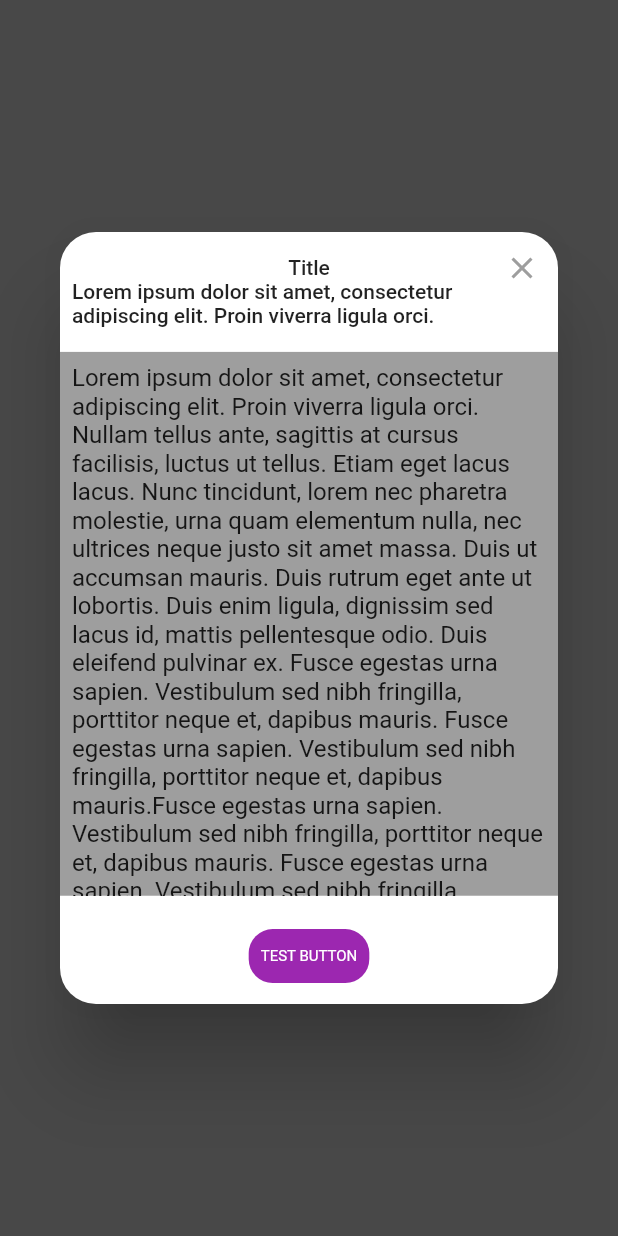
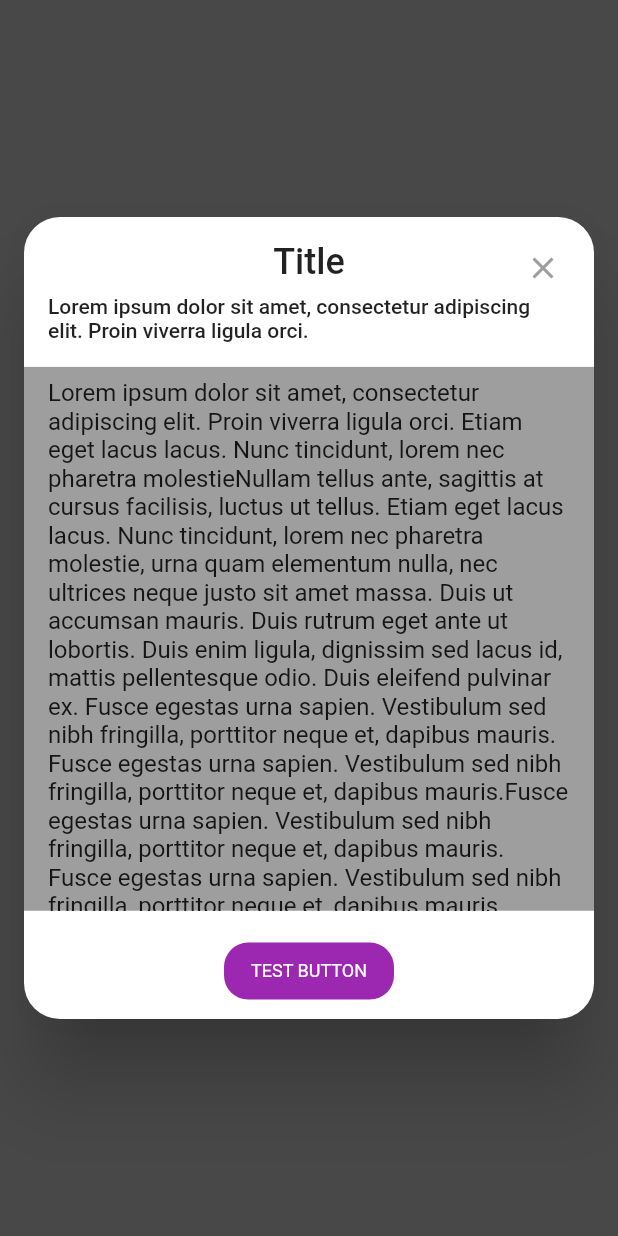
Before and after one commit to kibzsam/test_project, a Flutter app: the screen it shows after launch, after a tap on an icon or button, on a phone screen of 412 x 824 dp. Run offline on Flutter 3.47's test engine with Material 2 defaults, Android fonts, the phone set to English and light mode, and no system bars; our stand-ins replace gap.

Commit message:
Revamped page 1

```diff
--- a/lib/screens/screen_1.dart
+++ b/lib/screens/screen_1.dart
@@ -11,6 +11,8 @@ class Screen1 extends StatefulWidget {
 }
 
 class _Screen1State extends State<Screen1> {
+  final _scrollController = ScrollController();
+
   @override
   void initState() {
     super.initState();
@@ -25,34 +27,31 @@ class _Screen1State extends State<Screen1> {
         return AlertDialog(
           titlePadding: EdgeInsets.zero,
           contentPadding: EdgeInsets.zero,
+          insetPadding: const EdgeInsets.all(16),
           title: Stack(
             children: [
               Container(
-                padding: const EdgeInsets.symmetric(horizontal: 8.0, vertical: 16.0),
+                padding: const EdgeInsets.symmetric(horizontal: 16.0, vertical: 16.0),
                 child: Column(
-                  children: [
-                    Row(
-                      mainAxisAlignment: MainAxisAlignment.center,
+                  crossAxisAlignment: CrossAxisAlignment.center,
                   children: [
                     Container(
                       child: const Text(
                         'Title',
-                            style: TextStyle(fontSize: 14.0),
+                        style: TextStyle(fontSize: 24.0),
                       ),
                     ),
-                      ],
-                    ),
+                    const SizedBox(height: 8.0),
                     Container(
-                      child: const Center(
-                        child: Text('Lorem ipsum dolor sit amet, consectetur adipiscing elit. Proin viverra ligula orci.',
+                      child: const Text('Lorem ipsum dolor sit amet, consectetur adipiscing elit. Proin viverra ligula orci.',
                           style: TextStyle(fontSize: 14)),
-                      ),
                     ),
                   ],
                 ),
               ),
-              Align(
-                alignment: Alignment.topRight,
+              Positioned(
+                top: 10,
+                right: 10,
                 child: IconButton(
                   onPressed: () => Navigator.pop(context),
                   icon: const Icon(Icons.close, color: Colors.grey),
@@ -67,20 +66,25 @@ class _Screen1State extends State<Screen1> {
               crossAxisAlignment: CrossAxisAlignment.center,
               children: [
                 Container(
-                  padding: const EdgeInsets.only(top: 8, right: 8, left: 8),
+                  padding: const EdgeInsets.only(top: 8, right: 8, left: 16),
                   decoration: const BoxDecoration(color: Colors.grey),
                   height: MediaQuery.of(context).size.height * 0.44,
+                  child: Scrollbar(
+                    controller: _scrollController,
                     child: SingleChildScrollView(
+                      controller: _scrollController,
                       child: ListBody(
                         children: [
                           Container(
+                            padding: const EdgeInsets.only(right: 8),
                             child: const Text(
-                            'Lorem ipsum dolor sit amet, consectetur adipiscing elit. Proin viverra ligula orci. '
+                              'Lorem ipsum dolor sit amet, consectetur adipiscing elit. Proin viverra ligula orci. Etiam eget lacus lacus. Nunc tincidunt, lorem nec pharetra molestie'
                               'Nullam tellus ante, sagittis at cursus facilisis, luctus ut tellus. Etiam eget lacus lacus. Nunc tincidunt, lorem nec pharetra molestie, urna quam elementum nulla, nec ultrices neque justo sit amet massa. Duis ut accumsan mauris. Duis rutrum eget ante ut lobortis. Duis enim ligula, dignissim sed lacus id, mattis pellentesque odio. Duis eleifend pulvinar ex. '
                               'Fusce egestas urna sapien. Vestibulum sed nibh fringilla, porttitor neque et, dapibus mauris. Fusce egestas urna sapien. Vestibulum sed nibh fringilla, porttitor neque et, dapibus mauris.Fusce egestas urna sapien. Vestibulum sed nibh fringilla, porttitor neque et, dapibus mauris. Fusce egestas urna sapien. Vestibulum sed nibh fringilla, porttitor neque et, dapibus mauris. Fusce egestas urna sapien. Vestibulum sed nibh fringilla, porttitor neque et, dapibus mauris.',
                             ),
                           ),
                         ],
+                      ),
                     ),
                   ),
                 )
@@ -92,20 +96,23 @@ class _Screen1State extends State<Screen1> {
               child: Row(
                 mainAxisAlignment: MainAxisAlignment.center,
                 children: [
-                  TextButton(
+                  ConstrainedBox(
+                    constraints: BoxConstraints(minWidth: MediaQuery.of(context).size.width * 0.05),
+                    child: TextButton(
                       style: TextButton.styleFrom(
                         shape: const RoundedRectangleBorder(
                           borderRadius: BorderRadius.all(
                             Radius.circular(16.0),
                           ),
                         ),
-                      padding: const EdgeInsets.all(8.0),
+                        padding: const EdgeInsets.symmetric(vertical: 12.0, horizontal: 18),
                         primary: Colors.white,
-                      textStyle: const TextStyle(fontSize: 10.0),
+                        textStyle: const TextStyle(fontSize: 12.0),
                         backgroundColor: Colors.purple,
                       ),
                       onPressed: () {},
                       child: Text('Test Button'.toUpperCase()),
+                    ),
                   ),
                 ],
               ),
--- a/lib/screens/screen_2.dart
+++ b/lib/screens/screen_2.dart
@@ -1,5 +1,6 @@
 import 'package:flutter/material.dart';
 import 'package:flutter/widgets.dart';
+import 'package:test_prj/providers/horizontal_items.dart';
 
 class Screen2 extends StatelessWidget {
   const Screen2({Key? key}) : super(key: key);
@@ -18,8 +19,11 @@ class Screen2 extends StatelessWidget {
         height: height * 0.2,
         width: double.infinity,
         child: ListView.builder(itemBuilder: (context, index) {
-          itemCount:
-          return ListTile();
+          return ListTile(
+            title: Text(
+              HorizontalItemsProvider().generateItemAt(index),
+            ),
+          );
         }),
       ),
     ));
--- a/pubspec.yaml
+++ b/pubspec.yaml
@@ -11,7 +11,6 @@ environment:
 dependencies:
   flutter:
     sdk: flutter
-
   provider: ^6.0.1
   gap: ^2.0.0
 
@@ -22,4 +21,7 @@ dev_dependencies:
   lints: ^1.0.1
 
 flutter:
-  uses-material-design: false
+  uses-material-design: true
+  assets:
+    - assets/
+    - assets/images/
```
Also changed, not shown: pubspec.lock. Lines whose indentation alone changed are shown as unchanged.
